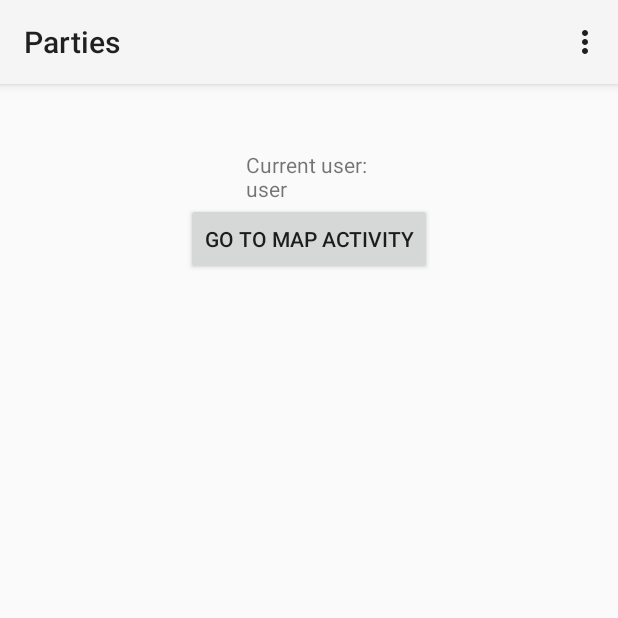
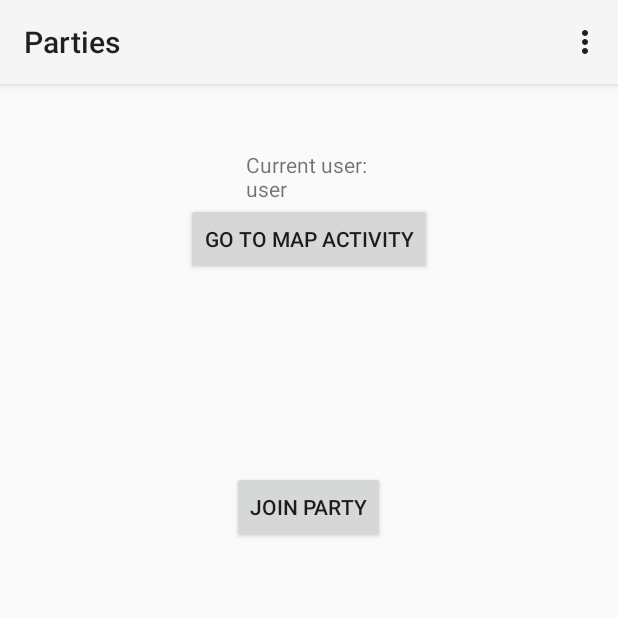
Before and after one commit to edgar8acas/search-party, an Android app: the screen it shows after launch once a user with an empty profile is signed in (PartyListActivity), on a phone screen of 412 x 824 dp, the top half of it. Run offline under Robolectric (Android 15) with nearby library versions, the phone set to English and light mode, and no system bars; our stand-ins replace Firebase (no records; nobody signed in at launch, a user with empty details on screens opened directly).

Commit message:
Implemented join party basic.

```diff
--- a/SearchParty/app/src/main/java/com/androidcourse/searchparty/PartyListActivity.java
+++ b/SearchParty/app/src/main/java/com/androidcourse/searchparty/PartyListActivity.java
@@ -51,6 +51,12 @@ public class PartyListActivity extends AppCompatActivity implements PartyCreator
         newParty.execute(ff);
     }
 
+    public void joinParty(View view){
+        Intent i = new Intent(this, MapActivity.class);
+        i.putExtra("REF", "1uNLYQDSjWOYABtlexty");
+        startActivity(i);
+    }
+
 
     @Override
     public boolean onCreateOptionsMenu(Menu menu) {
--- a/SearchParty/app/src/main/res/layout/activity_party_list.xml
+++ b/SearchParty/app/src/main/res/layout/activity_party_list.xml
@@ -28,4 +28,17 @@
         app:layout_constraintStart_toStartOf="parent"
         app:layout_constraintTop_toBottomOf="@+id/user_info" />
 
+    <Button
+        android:id="@+id/button"
+        android:layout_width="wrap_content"
+        android:layout_height="wrap_content"
+        android:onClick="joinParty"
+        android:text="Join Party"
+        app:layout_constraintBottom_toBottomOf="parent"
+        app:layout_constraintEnd_toEndOf="parent"
+        app:layout_constraintHorizontal_bias="0.498"
+        app:layout_constraintStart_toStartOf="parent"
+        app:layout_constraintTop_toBottomOf="@+id/button2"
+        app:layout_constraintVertical_bias="0.22" />
+
 </androidx.constraintlayout.widget.ConstraintLayout>
```
